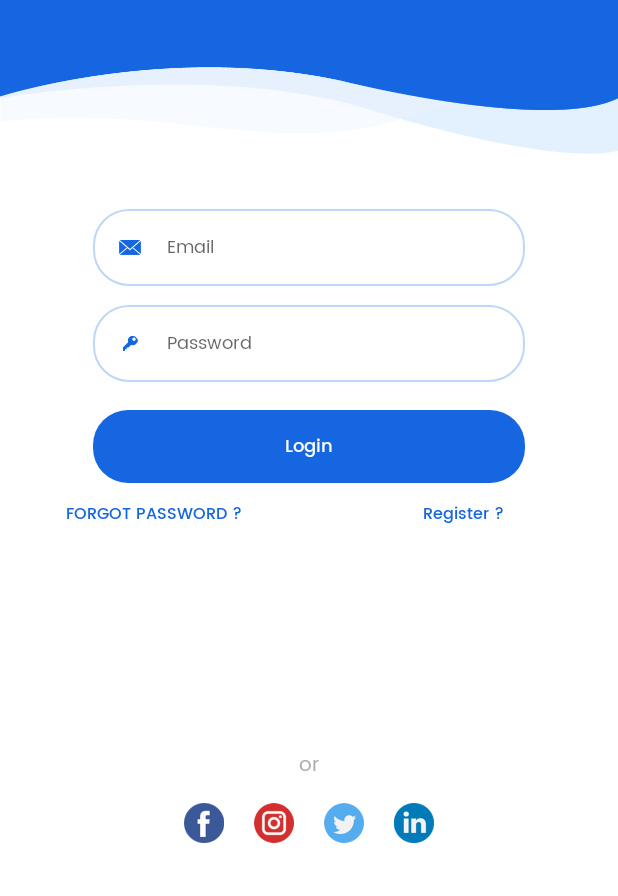
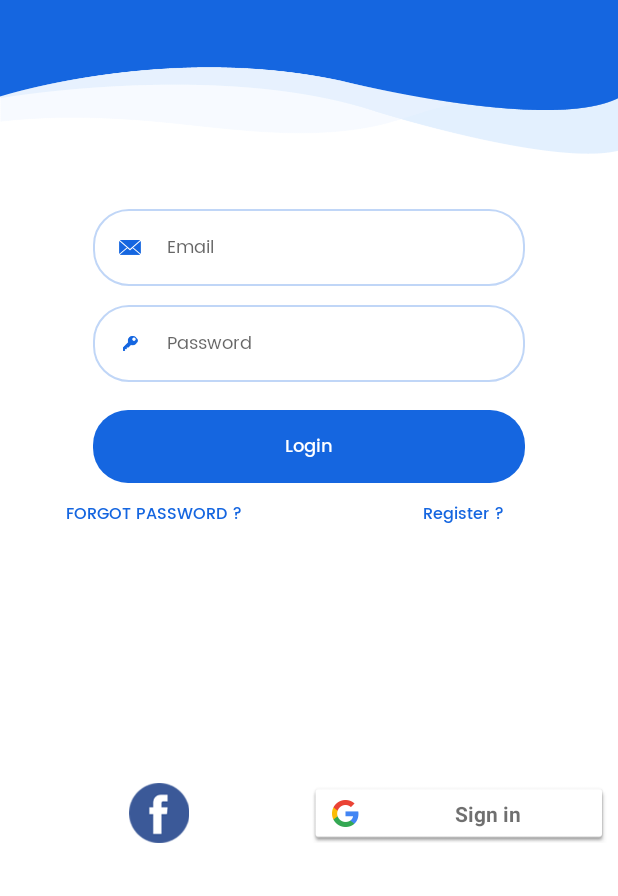
Before and after one commit to rcg3923/Mp, an Android app: the screen it shows after launch (LoginActivity), on a phone screen of 412 x 824 dp, the part 340-1236 px from its top. Run offline under Robolectric (Android 15) with nearby library versions, the phone set to English and light mode, and no system bars; our stand-ins replace Firebase (no records; nobody signed in at launch, a user with empty details on screens opened directly).

Commit message:
Google Login + UserAccount 에 point 추가 + Login xml, Register xml 수정

```diff
--- a/app/src/main/java/com/example/mobilepro/Account/LoginActivity.java
+++ b/app/src/main/java/com/example/mobilepro/Account/LoginActivity.java
@@ -12,14 +12,30 @@ import android.widget.TextView;
 import android.widget.Toast;
 
 import com.example.mobilepro.R;
+import com.google.android.gms.auth.api.Auth;
+import com.google.android.gms.auth.api.signin.GoogleSignInAccount;
+import com.google.android.gms.auth.api.signin.GoogleSignInOptions;
+import com.google.android.gms.auth.api.signin.GoogleSignInResult;
+import com.google.android.gms.common.ConnectionResult;
+import com.google.android.gms.common.SignInButton;
+import com.google.android.gms.common.api.GoogleApiClient;
 import com.google.android.gms.tasks.OnCompleteListener;
 import com.google.android.gms.tasks.Task;
+import com.google.firebase.auth.AuthCredential;
 import com.google.firebase.auth.AuthResult;
 import com.google.firebase.auth.FirebaseAuth;
+import com.google.firebase.auth.GoogleAuthProvider;
 import com.google.firebase.database.DatabaseReference;
 import com.google.firebase.database.FirebaseDatabase;
 
-public class LoginActivity extends AppCompatActivity {
+public class LoginActivity extends AppCompatActivity implements GoogleApiClient.OnConnectionFailedListener {
+
+    //Google Login
+    private SignInButton btn_google;
+    private GoogleApiClient googleApiClient;
+    private static final int REQ_SIGN_GOOGLE = 100; // Google Login Result Code
+
+
 
     private FirebaseAuth mFirebaseAuth; // 파이어베이스 인증
     DatabaseReference databaseReference = FirebaseDatabase.getInstance().getReferenceFromUrl("https://proj1-b1917-default-rtdb.firebaseio.com/");
@@ -30,13 +46,39 @@ public class LoginActivity extends AppCompatActivity {
 
         super.onCreate(savedInstanceState);
         setContentView(R.layout.activity_login);
+        // Firebase 인증 객체 초기화
         mFirebaseAuth = FirebaseAuth.getInstance();
 
+        // xml 파일에서 입력된 값을 자바에서 사용하기 위해 가져오는 과정
         EditText UserName = findViewById(R.id.Username_Input);
         EditText PassWord = findViewById(R.id.pass);
         TextView LoginBtn = findViewById(R.id.Login_Controller);
         TextView RegisterBtn = findViewById(R.id.register_text);
+        // Google 로그인 버튼
+        btn_google = findViewById(R.id.Google_LoginController);
 
+        //Google Login
+        GoogleSignInOptions googleSignInOptions = new GoogleSignInOptions.Builder(GoogleSignInOptions.DEFAULT_SIGN_IN)
+                .requestIdToken(getString(R.string.default_web_client_id))
+                .requestEmail()
+                .build();
+
+        googleApiClient = new GoogleApiClient.Builder(this)
+                .enableAutoManage(this, this)
+                .addApi(Auth.GOOGLE_SIGN_IN_API, googleSignInOptions)
+                .build();
+        // 구글 로그인 버튼을 클릭 했을 때 로직
+        btn_google.setOnClickListener(new View.OnClickListener() {
+            @Override
+            public void onClick(View view) {
+                // 구글에서 제공하는 인증되는 엑티비티 화면
+                Intent intent = Auth.GoogleSignInApi.getSignInIntent(googleApiClient);
+                // 얻어낸 결과 값을 돌려받음
+                startActivityForResult(intent, REQ_SIGN_GOOGLE);
+            }
+        });
+
+        // 로그인 버튼을 눌럿을때 동작하는 로직
         LoginBtn.setOnClickListener(new View.OnClickListener() {
             @Override
             public void onClick(View view) {
@@ -44,7 +86,12 @@ public class LoginActivity extends AppCompatActivity {
                 String UserNameTxt = UserName.getText().toString();
                 String PassWordTxt = PassWord.getText().toString();
 
+                // Login 버튼을 눌렀을 때 예외처리
                 // 유저네임이나 패스워드가 비어있을경우
+                if (UserNameTxt.isEmpty() || PassWordTxt.isEmpty()) {
+                    Toast.makeText(LoginActivity.this, "모두 입력 해주세요", Toast.LENGTH_SHORT).show();
+                } else {
+
                     mFirebaseAuth.signInWithEmailAndPassword(UserNameTxt, PassWordTxt).addOnCompleteListener(LoginActivity.this,
                             new OnCompleteListener<AuthResult>() {
                                 @Override
@@ -61,16 +108,66 @@ public class LoginActivity extends AppCompatActivity {
                                 }
                             });
                 }
+
+            }
         });
+        // 로그인 버튼 동작 끝나는 로직
 
+        // 회원가입 버튼 눌렀을 때
         RegisterBtn.setOnClickListener(new View.OnClickListener() {
             @Override
             public void onClick(View view) {
                 // Register페이지로 이동
                 Intent intent = new Intent(LoginActivity.this, RegisterActivity.class);
                 startActivity(intent);
-                finish();
             }
         });
     }
+    // 화원가입 버튼 로직 끝
+
+
+    // 구글 로그인 인증을 요청 했을 때 결과 값을 돌려받는 곳
+    @Override
+    public void onActivityResult(int requestCode, int resultCode, @Nullable Intent data){
+        super.onActivityResult(requestCode, resultCode, data);
+
+        if(requestCode == REQ_SIGN_GOOGLE){
+            GoogleSignInResult result = Auth.GoogleSignInApi.getSignInResultFromIntent(data);
+            if(result.isSuccess()){
+                GoogleSignInAccount account = result.getSignInAccount(); //account 라는 데이터는 구글로그인 정보를 담고 있다.
+                resultLogin(account); // 로그인 결과 값 출력 수행하라는 메소드
+
             }
+        }
+    }
+
+    private void resultLogin(GoogleSignInAccount account) {
+        AuthCredential credential = GoogleAuthProvider.getCredential(account.getIdToken(), null);
+        mFirebaseAuth.signInWithCredential(credential)
+                .addOnCompleteListener(this, new OnCompleteListener<AuthResult>() {
+                    @Override
+                    public void onComplete(@NonNull Task<AuthResult> task) {
+                        // 로그인 성공
+                        if(task.isSuccessful()){
+                            Toast.makeText(LoginActivity.this, "로그인 성공", Toast.LENGTH_SHORT).show();
+                            Intent intent = new Intent(getApplicationContext(), com.example.mobilepro.MainActivity.class);
+
+
+
+                            startActivity(intent);
+                        }
+                        // 로그인 실패
+                        else {
+
+                        }
+                    }
+                });
+    }
+
+
+    // Google 연결 실패했을 때
+    @Override
+    public void onConnectionFailed(@NonNull ConnectionResult connectionResult) {
+
+    }
+}
--- a/app/src/main/java/com/example/mobilepro/Account/RegisterActivity.java
+++ b/app/src/main/java/com/example/mobilepro/Account/RegisterActivity.java
@@ -40,7 +40,7 @@ public class RegisterActivity extends AppCompatActivity {
         final EditText CheckPassWord = findViewById(R.id.Password_Check);
 
         final TextView RegisterBtn = findViewById(R.id.Register_Controller);
-
+        final int Point = 0;
         RegisterBtn.setOnClickListener(new View.OnClickListener() {
             @Override
             public void onClick(View view) {
@@ -77,6 +77,7 @@ public class RegisterActivity extends AppCompatActivity {
                                 account.setPassword(PassWordTxt);
                                 account.setPhoneNumber(PhoneTxt);
                                 account.setName(NameTxt);
+                                account.setPoint(Point);
                                 databaseReference.child("UserAccount").child(firebaseUser.getUid()).setValue(account);
 
                                 Toast.makeText(RegisterActivity.this, "회원가입 성공", Toast.LENGTH_SHORT).show();
--- a/app/src/main/java/com/example/mobilepro/Account/UserAccount.java
+++ b/app/src/main/java/com/example/mobilepro/Account/UserAccount.java
@@ -16,7 +16,7 @@ public class UserAccount
     private String password; // 비밀번호
     private String phoneNumber; // 폰번호
     private String name; // 이름
-
+    private int Point; // Point
     public ArrayList<String> friends = new ArrayList<>();
 
     // realtimebase 사용할때 꼭 해줘야함
@@ -38,4 +38,8 @@ public class UserAccount
     public void setName(String name) { this.name = name; }
 
 
+    // Point 부분 추가
+    public int getPoint() { return Point; }
+    public void setPoint(int point) { Point = point; }
+
 }
--- a/app/src/main/res/layout/activity_login.xml
+++ b/app/src/main/res/layout/activity_login.xml
@@ -161,51 +161,19 @@
         <LinearLayout
             android:layout_width="match_parent"
             android:layout_height="wrap_content"
-            android:layout_marginBottom="13.7dp"
-            android:gravity="center"
-            android:orientation="horizontal">
-
-
-            <TextView
-                android:layout_width="wrap_content"
-                android:layout_height="wrap_content"
-                android:fontFamily="@font/poppins_regular"
-                android:gravity="center_horizontal"
-                android:text="or"
-                android:textColor="#aeaeae"
-                android:textSize="13.3sp" />
-
-
-        </LinearLayout>
-
-        <LinearLayout
-            android:layout_width="match_parent"
-            android:layout_height="wrap_content"
             android:layout_marginBottom="35dp"
             android:gravity="center"
             android:orientation="horizontal">
 
             <ImageView
-                android:layout_width="26.7dp"
-                android:layout_height="26.7dp"
+                android:layout_width="200dp"
+                android:layout_height="40dp"
                 android:src="@drawable/fb" />
 
-            <ImageView
-                android:layout_width="26.7dp"
-                android:layout_height="26.7dp"
-                android:layout_marginLeft="20dp"
-                android:layout_marginRight="20dp"
-                android:src="@drawable/instagram" />
-
-            <ImageView
-                android:layout_width="26.7dp"
-                android:layout_height="26.7dp"
-                android:layout_marginRight="20dp"
-                android:src="@drawable/twitter" />
-
-            <ImageView
-                android:layout_width="26.7dp"
-                android:layout_height="26.7dp"
+            <com.google.android.gms.common.SignInButton
+                android:id="@+id/Google_LoginController"
+                android:layout_width="200dp"
+                android:layout_height="40dp"
                 android:src="@drawable/linkedin" />
 
         </LinearLayout>
--- a/app/src/main/res/layout/activity_register.xml
+++ b/app/src/main/res/layout/activity_register.xml
@@ -194,7 +194,7 @@
                 android:fontFamily="@font/poppins_regular"
                 android:hint="PhoneNumber"
                 android:inputType="text"
-                android:maxLength="10"
+                android:maxLength="12"
                 android:maxLines="1"
                 android:paddingLeft="17dp"
                 android:paddingTop="15dp"
--- a/build.gradle
+++ b/build.gradle
@@ -1,5 +1,8 @@
 // Top-level build file where you can add configuration options common to all sub-projects/modules.
 buildscript {
+    repositories {
+        google()
+    }
     dependencies {
         classpath 'com.google.gms:google-services:4.3.14'
     }
```
Also changed, not shown: app/build.gradle (+6 -1 lines). Lines whose indentation alone changed are shown as unchanged.
